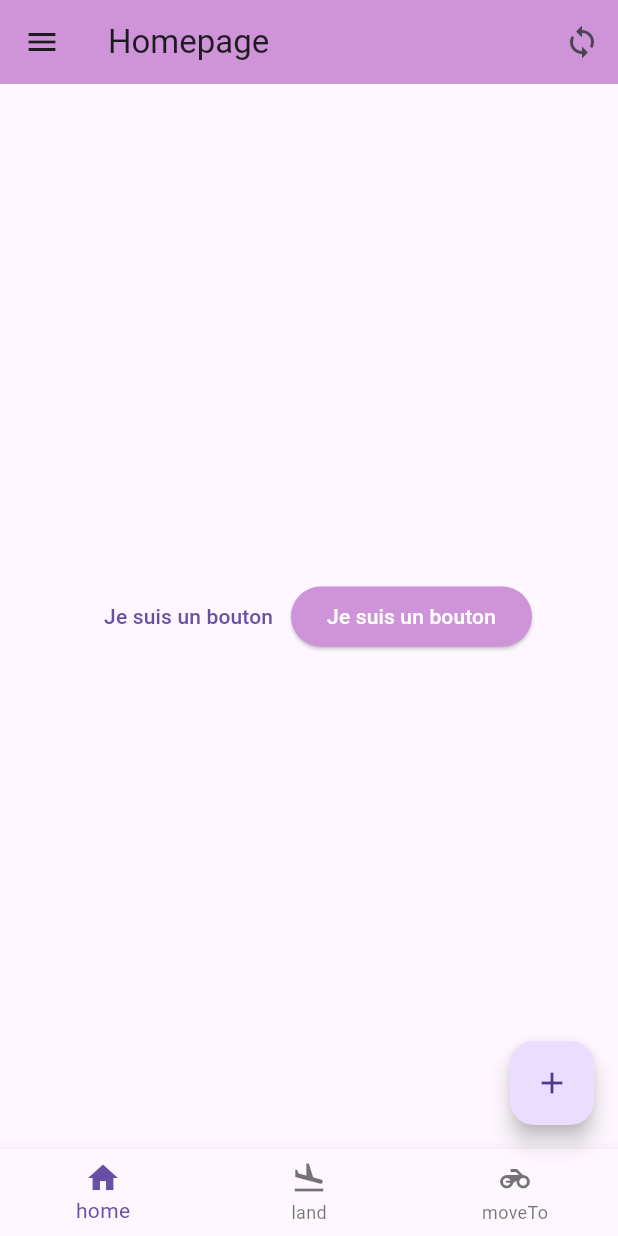
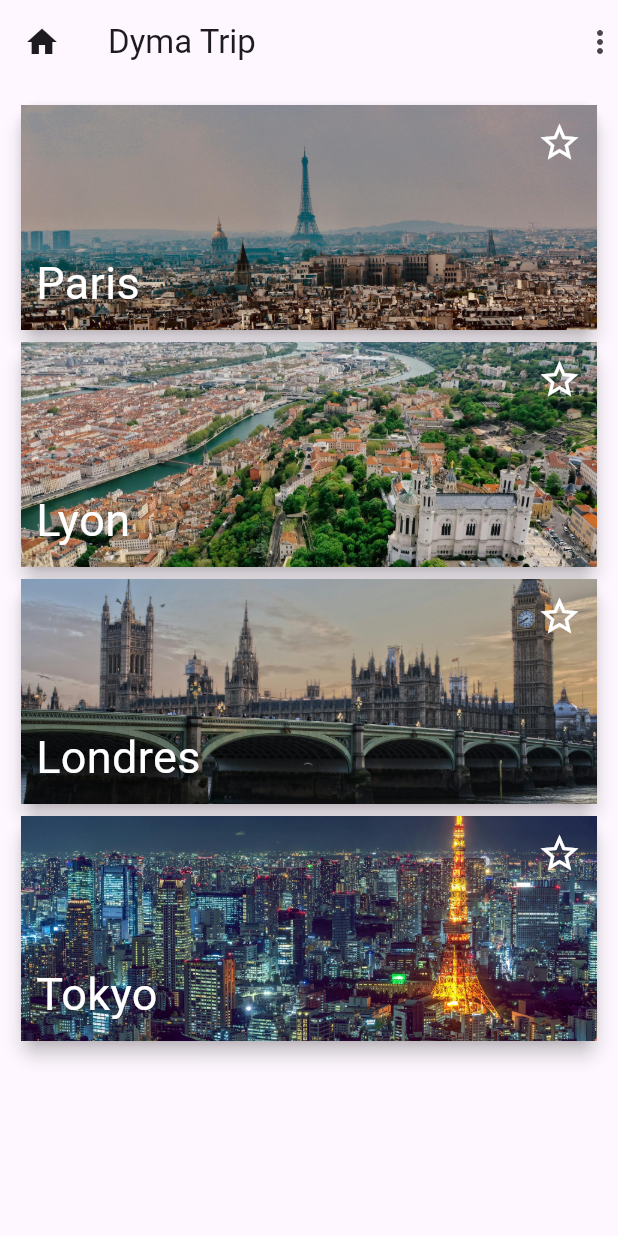
Before and after one commit to MaximeBel24/dyma-flutter, a Flutter app: the screen it shows after launch, on a phone screen of 412 x 824 dp. Run offline on Flutter 3.47's test engine with Material 3 defaults, Android fonts, the phone set to English and light mode, and no system bars.

Commit message:
leçon 37 en cours

```diff
--- /dev/null
+++ b/lib/city_card.dart
@@ -0,0 +1,62 @@
+import 'package:flutter/material.dart';
+
+class CityCard extends StatelessWidget {
+  final String name;
+  final String image;
+  final bool checked;
+  final VoidCallback? updateChecked;
+
+  CityCard(
+      {super.key,
+      required this.name,
+      required this.image,
+      required this.checked,
+      this.updateChecked});
+
+  @override
+  Widget build(BuildContext context) {
+    return Card(
+      elevation: 5,
+      child: SizedBox(
+        height: 150,
+        child: Stack(
+          fit: StackFit.expand,
+          children: <Widget>[
+            Ink.image(
+              fit: BoxFit.cover,
+              image: AssetImage(image),
+              child: InkWell(
+                onTap: updateChecked,
+              ),
+            ),
+            Padding(
+              padding: const EdgeInsets.all(10),
+              child: Column(children: <Widget>[
+                Expanded(
+                  child: Row(
+                    mainAxisAlignment: MainAxisAlignment.end,
+                    crossAxisAlignment: CrossAxisAlignment.start,
+                    children: const <Widget>[
+                      Icon(
+                        Icons.star_border,
+                        size: 30,
+                        color: Colors.white,
+                      ),
+                    ],
+                  ),
+                ),
+                Row(
+                  children: <Widget>[
+                    Text(
+                      name,
+                      style: const TextStyle(color: Colors.white, fontSize: 30),
+                    ),
+                  ],
+                )
+              ]),
+            )
+          ],
+        )),
+    );
+  }
+}
--- /dev/null
+++ b/lib/home.dart
@@ -0,0 +1,53 @@
+import 'package:flutter/material.dart';
+import 'package:my_first_app/city_card.dart';
+
+class Home extends StatefulWidget {
+  @override
+  _HomeState createState() =>  _HomeState();
+}
+
+class _HomeState extends State<Home> {
+  List cities = [
+    {'name': 'Paris', 'image': 'assets/images/paris.jpg', 'checked': false},
+    {'name': 'Lyon', 'image': 'assets/images/lyon.jpg', 'checked': false},
+    {'name': 'Londres', 'image': 'assets/images/londres.jpg', 'checked': false},
+    {'name': 'Tokyo', 'image': 'assets/images/tokyo.jpg', 'checked': false},
+  ];
+
+  void switchChecked(city) {
+    var index = cities.indexOf(city);
+    setState(() {
+      cities[index]['checked'] = !cities[index]['checked'];
+    });
+  }
+
+  @override
+  Widget build(BuildContext context) {
+    cities.map((city) => print(city));
+
+    return Scaffold(
+      appBar: AppBar(
+        leading: const Icon(Icons.home),
+        title: const Text('Dyma Trip'),
+        actions: const <Widget>[Icon(Icons.more_vert)],
+      ),
+      body: Container(
+        padding: EdgeInsets.all(10),
+        child: Column(
+          crossAxisAlignment: CrossAxisAlignment.stretch,
+          children: cities.map(
+            (city) {
+              return CityCard(
+                name: city['name'],
+                image: city['image'],
+                checked: city['checked'],
+                updateChecked: () {
+                  switchChecked(city);
+                },
+              );
+            }).toList(),
+        ),
+      ),
+    );
+  }
+}
--- a/lib/main.dart
+++ b/lib/main.dart
@@ -1,92 +1,16 @@
 import 'package:flutter/material.dart';
+import 'package:my_first_app/home.dart';
 
-void main() => runApp(MyApp());
+main() {
+  runApp(DymaTrip());
+}
 
-
-class MyApp extends StatelessWidget {
-
+class DymaTrip extends StatelessWidget {
   @override
   Widget build(BuildContext context) {
     return MaterialApp(
-      title: 'homepage',
-      theme: ThemeData(
-        primarySwatch: Colors.blue
-      ),
-      home: Scaffold(
-        appBar: AppBar(
-          title: Text('Homepage'),
-          backgroundColor: Colors.purple[200],
-          actions: <Widget>[
-            IconButton(
-              icon: Icon(Icons.sync),
-              onPressed: () => {print('click')},
-            )
-          ],
-        ),
-        body: Container(
-          child: Row(
-            mainAxisAlignment: MainAxisAlignment.center,
-            children: <Widget>[
-              TextButton(
-                onPressed: () => {},
-                child: Text('Je suis un bouton')
-              ),
-              ElevatedButton(
-                onPressed: () => {},
-                child: Text('Je suis un bouton',style: TextStyle(color: Colors.white),),
-                style: ElevatedButton.styleFrom(
-                  backgroundColor: Colors.purple[200]
-                ),
-              )
-            ]),
-          alignment: Alignment.center,
-        ),
-        bottomNavigationBar: BottomNavigationBar(
-          items: [
-            BottomNavigationBarItem(
-              icon: Icon(Icons.home),
-              label: 'home'
-              ),
-            BottomNavigationBarItem(
-              icon: Icon(Icons.flight_land),
-              label: 'land'
-              ),
-            BottomNavigationBarItem(
-              icon: Icon(Icons.motorcycle),
-              label: 'moveTo'
-            ),
-          ],
-        ),
-        drawer: Drawer(
-          child: Column(
-            children: <Widget>[
-              Padding(
-                padding: EdgeInsets.all(20.00),
-                child: Row(
-                  children: [
-                    Icon(Icons.supervised_user_circle),
-                    Padding(
-                      padding: EdgeInsets.only(left: 15.00),
-                      child: Text('profil')
-                    )
-                  ],
-                ),
-              ),
-              Row(
-                children: [
-                  Icon(Icons.surround_sound),
-                  Text('sound')
-                ],
-              )
-            ],
-          )
-        ),
-        floatingActionButton: FloatingActionButton(
-          onPressed: () => {},
-          child: Icon(Icons.add)
-        ),
-        floatingActionButtonLocation: FloatingActionButtonLocation.endFloat,
-      )
+      debugShowCheckedModeBanner: false,
+      home: Home(),
     );
   }
 }
--- a/pubspec.yaml
+++ b/pubspec.yaml
@@ -31,7 +31,6 @@ dependencies:
   flutter:
     sdk: flutter
 
-
   # The following adds the Cupertino Icons font to your application.
   # Use with the CupertinoIcons class for iOS style icons.
   cupertino_icons: ^1.0.6
@@ -52,7 +51,6 @@ dev_dependencies:
 
 # The following section is specific to Flutter packages.
 flutter:
-
   # The following line ensures that the Material Icons font is
   # included with your application, so that you can use the icons in
   # the material Icons class.
@@ -60,7 +58,7 @@ flutter:
 
   # To add assets to your application, add an assets section, like this:
   assets:
-    - assets/bird.jpg
+    - assets/images/
   #   - images/a_dot_burr.jpeg
   #   - images/a_dot_ham.jpeg
 
```
Also changed, not shown: assets/bird.jpg (deleted), assets/images/londres.jpg (added), assets/images/lyon.jpg (added), assets/images/newyork.jpg (added), assets/images/paris.jpg (added), assets/images/tokyo.jpg (added).
